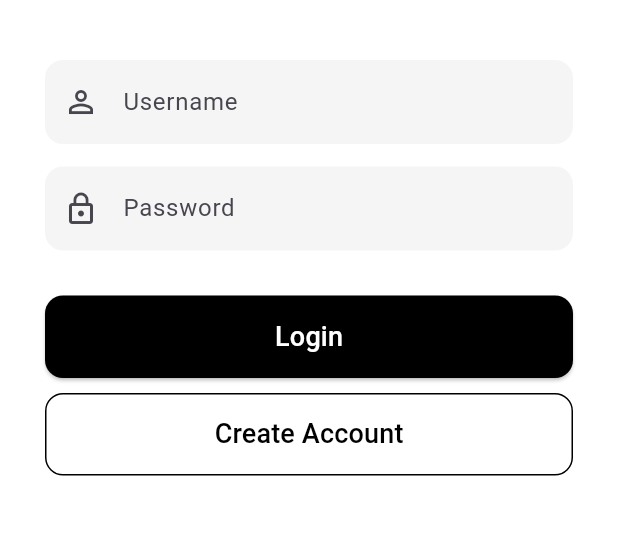
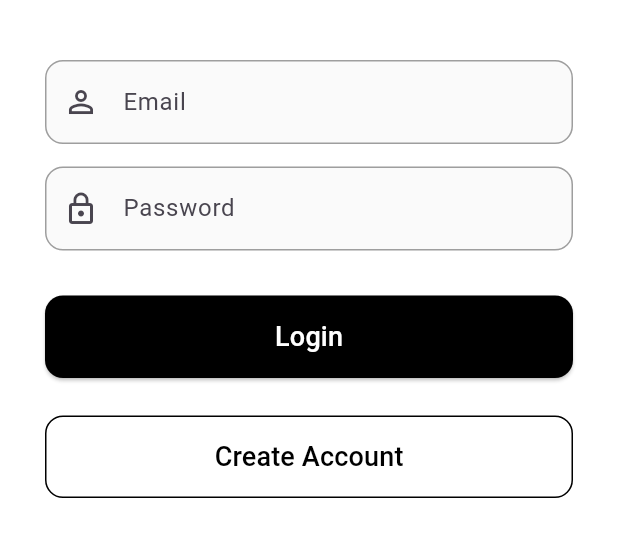
Before and after one commit to edxiee/Park-and-Lock, a Flutter app: the screen it shows after launch, on a phone screen of 412 x 824 dp, the part 369-926 px from its top. Run offline on Flutter 3.47's test engine with Material 3 defaults, Android fonts, the phone set to English and light mode, and no system bars; our stand-ins replace cloud_firestore, firebase_auth, firebase_core; accounts and stored records are empty.

Commit message:
Update: added Login

```diff
--- a/lib/main.dart
+++ b/lib/main.dart
@@ -6,7 +6,9 @@ import 'pages/dashboard_page.dart';
 
 void main() async {
   WidgetsFlutterBinding.ensureInitialized();
-  await Firebase.initializeApp(options: DefaultFirebaseOptions.currentPlatform);
+  await Firebase.initializeApp(
+      options: DefaultFirebaseOptions.currentPlatform
+  );
   runApp(const ParkAndLockApp());
 }
 
--- a/lib/pages/login_page.dart
+++ b/lib/pages/login_page.dart
@@ -1,13 +1,80 @@
+import 'package:firebase_auth/firebase_auth.dart';
 import 'package:flutter/material.dart';
 
 import '../widgets/custom_text_field.dart';
 import '../widgets/custom_action_button.dart';
 import '../widgets/custom_outline_button.dart';
 
-import 'signup_page.dart';
+import 'signup_page.dart'; // Rename CreateAccountPage to SignupPage if needed
 
-class LoginPage extends StatelessWidget {
+class LoginPage extends StatefulWidget {
   const LoginPage({super.key});
+
+  @override
+  State<LoginPage> createState() => _LoginPageState();
+}
+
+class _LoginPageState extends State<LoginPage> {
+  final _formKey = GlobalKey<FormState>();
+  final _emailController = TextEditingController();
+  final _passwordController = TextEditingController();
+
+  bool _isLoading = false;
+  String? _errorMessage;
+
+  final FirebaseAuth _auth = FirebaseAuth.instance;
+
+  @override
+  void dispose() {
+    _emailController.dispose();
+    _passwordController.dispose();
+    super.dispose();
+  }
+
+  Future<void> _login() async {
+    if (!_formKey.currentState!.validate()) return;
+
+    setState(() {
+      _isLoading = true;
+      _errorMessage = null;
+    });
+
+    try {
+      await _auth.signInWithEmailAndPassword(
+        email: _emailController.text.trim(),
+        password: _passwordController.text.trim(),
+      );
+
+      if (mounted) {
+        Navigator.pushReplacementNamed(context, '/dashboard');
+      }
+    } on FirebaseAuthException catch (e) {
+      String message = 'An error occurred';
+      switch (e.code) {
+        case 'user-not-found':
+          message = 'No user found with this email.';
+          break;
+        case 'wrong-password':
+          message = 'Incorrect password.';
+          break;
+        case 'invalid-email':
+          message = 'Invalid email address.';
+          break;
+        case 'user-disabled':
+          message = 'This account has been disabled.';
+          break;
+        default:
+          message = e.message ?? 'Login failed';
+      }
+      setState(() => _errorMessage = message);
+    } catch (e) {
+      setState(() => _errorMessage = 'Something went wrong. Please try again.');
+    } finally {
+      if (mounted) {
+        setState(() => _isLoading = false);
+      }
+    }
+  }
 
   @override
   Widget build(BuildContext context) {
@@ -17,6 +84,8 @@ class LoginPage extends StatelessWidget {
         child: SingleChildScrollView(
           child: Padding(
             padding: const EdgeInsets.symmetric(horizontal: 30.0, vertical: 50.0),
+            child: Form(
+              key: _formKey,
               child: Column(
                 mainAxisAlignment: MainAxisAlignment.center,
                 children: [
@@ -33,28 +102,78 @@ class LoginPage extends StatelessWidget {
                     },
                   ),
                   const SizedBox(height: 40),
-                const CustomTextField(hint: 'Username', icon: Icons.person_outline),
+
+                  // Email field
+                  CustomTextField(
+                    hint: 'Email',
+                    icon: Icons.person_outline,
+                    controller: _emailController,
+                    keyboardType: TextInputType.emailAddress,
+                    validator: (value) {
+                      if (value == null || value.isEmpty) {
+                        return 'Please enter your email';
+                      }
+                      if (!value.contains('@') || !value.contains('.')) {
+                        return 'Please enter a valid email';
+                      }
+                      return null;
+                    },
+                  ),
                   const SizedBox(height: 15),
-                const CustomTextField(
+
+                  // Password field
+                  CustomTextField(
                     hint: 'Password',
                     icon: Icons.lock_outline,
                     isPassword: true,
+                    controller: _passwordController,
+                    validator: (value) {
+                      if (value == null || value.isEmpty) {
+                        return 'Please enter your password';
+                      }
+                      if (value.length < 6) {
+                        return 'Password must be at least 6 characters';
+                      }
+                      return null;
+                    },
                   ),
-                const SizedBox(height: 30),
-                CustomActionButton(
+
+                  const SizedBox(height: 10),
+
+                  // Error message
+                  if (_errorMessage != null)
+                    Padding(
+                      padding: const EdgeInsets.only(bottom: 10),
+                      child: Text(
+                        _errorMessage!,
+                        style: const TextStyle(color: Colors.red),
+                        textAlign: TextAlign.center,
+                      ),
+                    ),
+
+                  const SizedBox(height: 20),
+
+                  // Login Button
+                  _isLoading
+                      ? const CircularProgressIndicator()
+                      : CustomActionButton(
                     label: 'Login',
                     bgColor: Colors.black,
                     textColor: Colors.white,
-                  onPressed: () {
-                    Navigator.pushReplacementNamed(context, '/dashboard');
-                  },
+                    onPressed: _login,
                   ),
+
+                  const SizedBox(height: 15),
+
+                  // Create Account Button
                   CustomOutlineButton(
                     label: 'Create Account',
                     onPressed: () {
                       Navigator.push(
                         context,
-                      MaterialPageRoute(builder: (context) => const CreateAccountPage()),
+                        MaterialPageRoute(
+                          builder: (context) => const CreateAccountPage(),
+                        ),
                       );
                     },
                   ),
@@ -63,6 +182,7 @@ class LoginPage extends StatelessWidget {
             ),
           ),
         ),
+      ),
     );
   }
 }
--- a/lib/widgets/custom_text_field.dart
+++ b/lib/widgets/custom_text_field.dart
@@ -5,6 +5,8 @@ class CustomTextField extends StatelessWidget {
   final IconData icon;
   final bool isPassword;
   final TextEditingController? controller;
+  final String? Function(String?)? validator;   // ← Add this
+  final TextInputType? keyboardType;
 
   const CustomTextField({
     super.key,
@@ -12,22 +14,42 @@ class CustomTextField extends StatelessWidget {
     required this.icon,
     this.isPassword = false,
     this.controller,
+    this.validator,
+    this.keyboardType,
   });
 
   @override
   Widget build(BuildContext context) {
-    return TextField(
+    return TextFormField(   // Changed from TextField to TextFormField
       controller: controller,
       obscureText: isPassword,
+      keyboardType: keyboardType,
+      validator: validator,                     // ← Pass validator here
       decoration: InputDecoration(
+        hintText: hint,
         prefixIcon: Icon(icon),
-        hintText: hint,
-        filled: true,
-        fillColor: Colors.grey[100],
         border: OutlineInputBorder(
           borderRadius: BorderRadius.circular(12),
-          borderSide: BorderSide.none,
+          borderSide: const BorderSide(color: Colors.grey),
         ),
+        enabledBorder: OutlineInputBorder(
+          borderRadius: BorderRadius.circular(12),
+          borderSide: const BorderSide(color: Colors.grey),
+        ),
+        focusedBorder: OutlineInputBorder(
+          borderRadius: BorderRadius.circular(12),
+          borderSide: const BorderSide(color: Colors.black, width: 2),
+        ),
+        errorBorder: OutlineInputBorder(
+          borderRadius: BorderRadius.circular(12),
+          borderSide: const BorderSide(color: Colors.red),
+        ),
+        focusedErrorBorder: OutlineInputBorder(
+          borderRadius: BorderRadius.circular(12),
+          borderSide: const BorderSide(color: Colors.red, width: 2),
+        ),
+        filled: true,
+        fillColor: Colors.grey[50],
       ),
     );
   }
```
Lines whose indentation alone changed are shown as unchanged.
